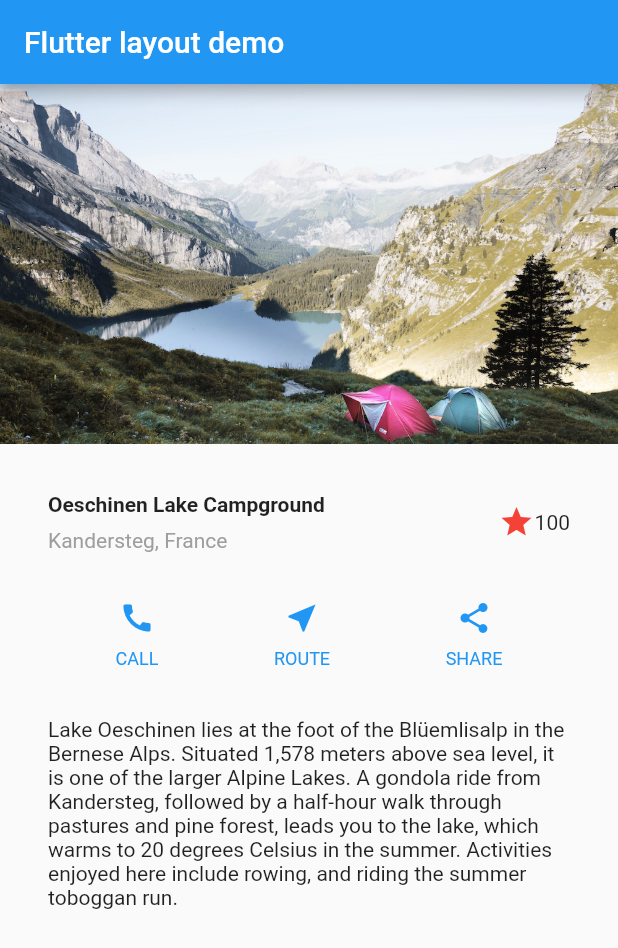
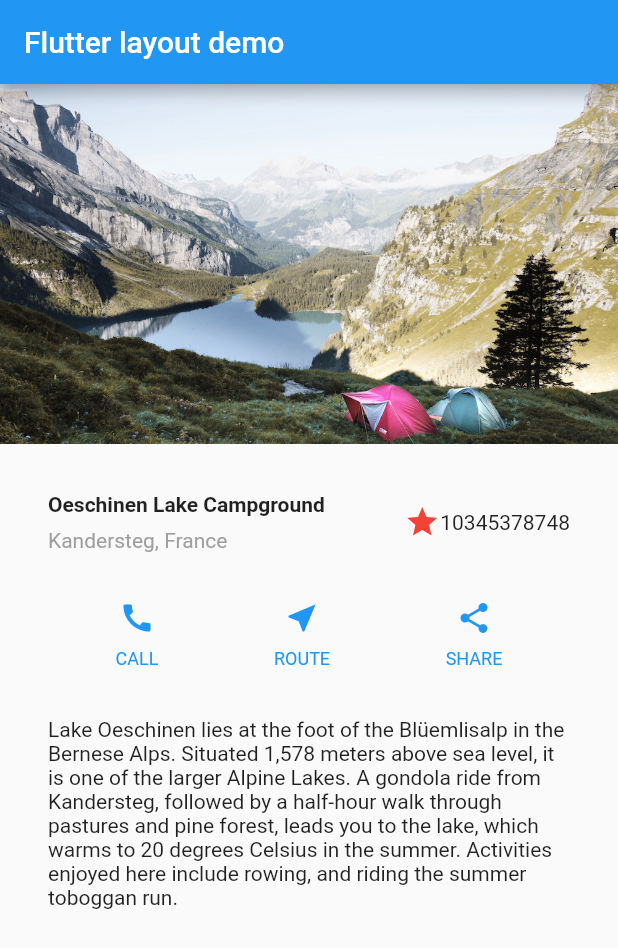
Before and after one commit to peggy1212/layout, a Flutter app: the screen it shows after launch, on a phone screen of 412 x 824 dp. Shown: the top 948 px of the screen. Run offline on Flutter 3.47's test engine with Material 2 defaults, Android fonts, the phone set to English and light mode, and no system bars.

Commit message:
changed to 10345378748

```diff
--- a/lib/main.dart
+++ b/lib/main.dart
@@ -41,7 +41,7 @@ class MyApp extends StatelessWidget {
           Icons.star,
           color: Colors.red[500],
         ),
-        Text('100'),
+        Text('10345378748'),
       ],
     ),
   );
```
Also changed, not shown: pubspec.lock.
